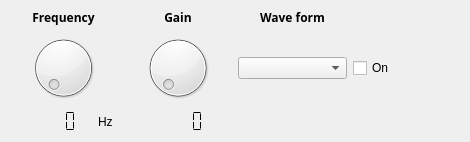
Above: function_generator.ui from georgekontogiorgos/synth before the change. Below: the same form after it.
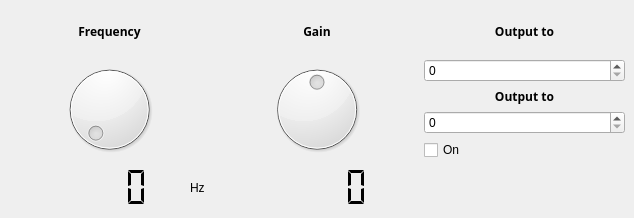
That is the form after the change.

Commit message: function generator: fix clipping, normalize amplitude to 1

```diff
--- a/function_generator.ui
+++ b/function_generator.ui
@@ -6,8 +6,8 @@
    <rect>
     <x>0</x>
     <y>0</y>
-    <width>470</width>
-    <height>142</height>
+    <width>634</width>
+    <height>218</height>
    </rect>
   </property>
   <property name="mouseTracking">
@@ -20,7 +20,77 @@
    <layout class="QVBoxLayout" name="verticalLayout">
     <item>
      <layout class="QGridLayout" name="gridLayout">
-      <item row="4" column="1">
+      <item row="0" column="1">
+       <widget class="QLabel" name="label_freq">
+        <property name="font">
+         <font>
+          <family>Tlwg Typo</family>
+          <weight>75</weight>
+          <bold>true</bold>
+         </font>
+        </property>
+        <property name="text">
+         <string>Frequency</string>
+        </property>
+        <property name="alignment">
+         <set>Qt::AlignCenter</set>
+        </property>
+       </widget>
+      </item>
+      <item row="2" column="1">
+       <widget class="QDial" name="dial_freq">
+        <property name="maximum">
+         <number>22000</number>
+        </property>
+        <property name="invertedAppearance">
+         <bool>false</bool>
+        </property>
+        <property name="invertedControls">
+         <bool>false</bool>
+        </property>
+       </widget>
+      </item>
+      <item row="0" column="4">
+       <widget class="QLabel" name="label_gain">
+        <property name="font">
+         <font>
+          <family>Tlwg Typo</family>
+          <weight>75</weight>
+          <bold>true</bold>
+         </font>
+        </property>
+        <property name="text">
+         <string>Gain</string>
+        </property>
+        <property name="alignment">
+         <set>Qt::AlignCenter</set>
+        </property>
+       </widget>
+      </item>
+      <item row="2" column="4">
+       <widget class="QDial" name="dial_gain">
+        <property name="maximum">
+         <number>100</number>
+        </property>
+        <property name="value">
+         <number>50</number>
+        </property>
+       </widget>
+      </item>
+      <item row="6" column="4">
+       <widget class="QLCDNumber" name="lcd_gain">
+        <property name="frameShape">
+         <enum>QFrame::NoFrame</enum>
+        </property>
+        <property name="frameShadow">
+         <enum>QFrame::Sunken</enum>
+        </property>
+        <property name="segmentStyle">
+         <enum>QLCDNumber::Flat</enum>
+        </property>
+       </widget>
+      </item>
+      <item row="6" column="1">
        <layout class="QHBoxLayout" name="horizontalLayout">
         <item>
          <widget class="QLCDNumber" name="lcd_freq">
@@ -59,21 +129,49 @@
         </item>
        </layout>
       </item>
-      <item row="1" column="4">
-       <widget class="QDial" name="dial_gain"/>
-      </item>
-      <item row="1" column="1">
-       <widget class="QDial" name="dial_freq">
-        <property name="maximum">
-         <number>22000</number>
-        </property>
-        <property name="invertedAppearance">
-         <bool>false</bool>
-        </property>
-        <property name="invertedControls">
-         <bool>false</bool>
-        </property>
-       </widget>
+      <item row="2" column="5">
+       <layout class="QVBoxLayout" name="verticalLayout_3">
+        <item>
+         <widget class="QDoubleSpinBox" name="output_to">
+          <property name="decimals">
+           <number>0</number>
+          </property>
+         </widget>
+        </item>
+        <item>
+         <widget class="QLabel" name="label_gain_3">
+          <property name="font">
+           <font>
+            <family>Tlwg Typo</family>
+            <weight>75</weight>
+            <bold>true</bold>
+           </font>
+          </property>
+          <property name="text">
+           <string>Output to</string>
+          </property>
+          <property name="alignment">
+           <set>Qt::AlignCenter</set>
+          </property>
+         </widget>
+        </item>
+        <item>
+         <widget class="QSpinBox" name="spinBox"/>
+        </item>
+        <item>
+         <widget class="QCheckBox" name="on_button">
+          <property name="enabled">
+           <bool>true</bool>
+          </property>
+          <property name="layoutDirection">
+           <enum>Qt::LeftToRight</enum>
+          </property>
+          <property name="text">
+           <string>On</string>
+          </property>
+         </widget>
+        </item>
+       </layout>
       </item>
       <item row="0" column="5">
        <widget class="QLabel" name="label_gain_2">
@@ -85,76 +183,13 @@
          </font>
         </property>
         <property name="text">
-         <string>Wave form</string>
+         <string>Output to</string>
         </property>
         <property name="alignment">
          <set>Qt::AlignCenter</set>
         </property>
        </widget>
       </item>
-      <item row="0" column="1">
-       <widget class="QLabel" name="label_freq">
-        <property name="font">
-         <font>
-          <family>Tlwg Typo</family>
-          <weight>75</weight>
-          <bold>true</bold>
-         </font>
-        </property>
-        <property name="text">
-         <string>Frequency</string>
-        </property>
-        <property name="alignment">
-         <set>Qt::AlignCenter</set>
-        </property>
-       </widget>
-      </item>
-      <item row="0" column="4">
-       <widget class="QLabel" name="label_gain">
-        <property name="font">
-         <font>
-          <family>Tlwg Typo</family>
-          <weight>75</weight>
-          <bold>true</bold>
-         </font>
-        </property>
-        <property name="text">
-         <string>Gain</string>
-        </property>
-        <property name="alignment">
-         <set>Qt::AlignCenter</set>
-        </property>
-       </widget>
-      </item>
-      <item row="1" column="5">
-       <widget class="QComboBox" name="comboBox"/>
-      </item>
-      <item row="4" column="4">
-       <widget class="QLCDNumber" name="lcd_gain">
-        <property name="frameShape">
-         <enum>QFrame::NoFrame</enum>
-        </property>
-        <property name="frameShadow">
-         <enum>QFrame::Sunken</enum>
-        </property>
-        <property name="segmentStyle">
-         <enum>QLCDNumber::Flat</enum>
-        </property>
-       </widget>
-      </item>
-      <item row="1" column="6">
-       <widget class="QCheckBox" name="on_button">
-        <property name="enabled">
-         <bool>true</bool>
-        </property>
-        <property name="layoutDirection">
-         <enum>Qt::LeftToRight</enum>
-        </property>
-        <property name="text">
-         <string>On</string>
-        </property>
-       </widget>
-      </item>
      </layout>
     </item>
    </layout>
```
The commit also changes 10 other files.
